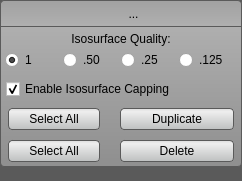
SCIInstitute/Seg3D, file src/Interface/Application/GroupButtonMenu.ui: the form before one commit.
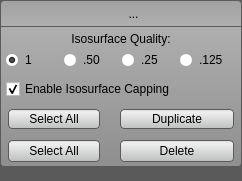
The form after the commit. Icons and pictures are not drawn.

Commit message: fixed the real issue with the groupbuttonmenu, fixed the inconsistancy with the renderingdockwidget's ui and uncommented some code that I had accidentally commented and committed in my last commit

```diff
--- a/src/Interface/Application/GroupButtonMenu.ui
+++ b/src/Interface/Application/GroupButtonMenu.ui
@@ -19,6 +19,7 @@
   border-radius: 4px;
   border: 1px solid rgb(90, 90, 90);
   margin:4px;
+  padding: 2px;
 }
 
 QPushButton:hover{
@@ -501,12 +502,6 @@
             </property>
             <item>
              <widget class="QPushButton" name="select_all_for_duplication_button_">
-              <property name="minimumSize">
-               <size>
-                <width>0</width>
-                <height>30</height>
-               </size>
-              </property>
               <property name="maximumSize">
                <size>
                 <width>100</width>
@@ -523,12 +518,6 @@
             </item>
             <item>
              <widget class="QPushButton" name="duplicate_button_">
-              <property name="minimumSize">
-               <size>
-                <width>0</width>
-                <height>30</height>
-               </size>
-              </property>
               <property name="text">
                <string>Duplicate</string>
               </property>
```
The commit also changes 3 other files.
